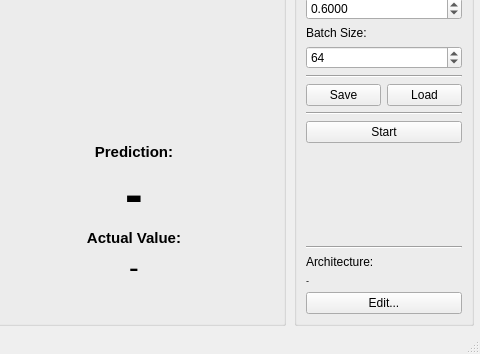
This is src/mainwindow.ui in M4RKUS28/MNIST-Machine-Learning-Tests as Qt 5 draws it before an edit; both pictures show x 356 to 836 and y 205 to 559 of the 836 by 559 pixel window. The edited form follows.
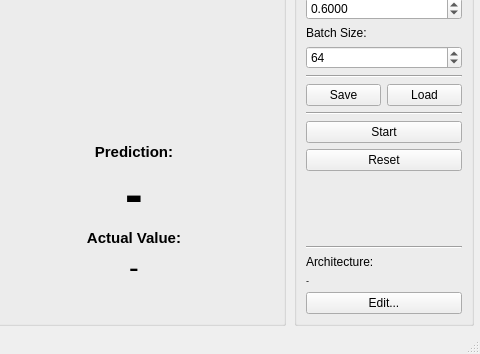
This is the edited form.

Commit message: add logo + reset button

Patch:
```diff
--- a/src/mainwindow.ui
+++ b/src/mainwindow.ui
@@ -426,6 +426,16 @@
          </property>
         </widget>
        </item>
+       <item>
+        <widget class="QPushButton" name="pushButtonReset">
+         <property name="toolTip">
+          <string>Reset accuracy, chart, epoch, iteration and reinitialise the network</string>
+         </property>
+         <property name="text">
+          <string>Reset</string>
+         </property>
+        </widget>
+       </item>
        <item>
         <spacer name="controlsBottomSpacer">
          <property name="orientation">
```
The commit also changes 4 other files.
